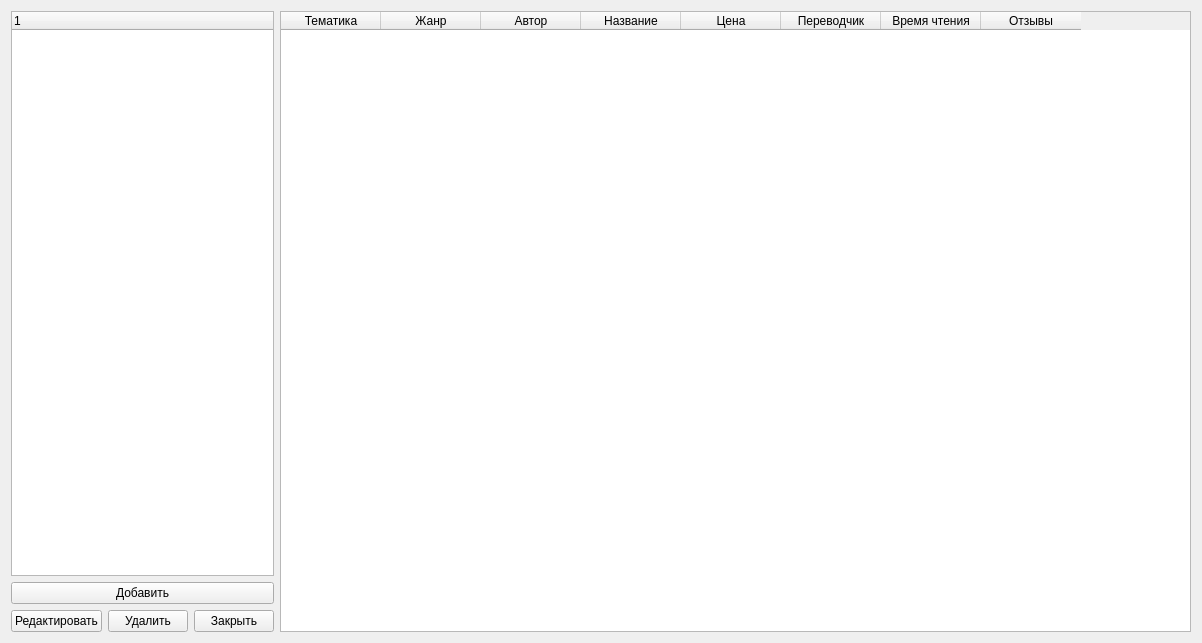
This is widget.ui in understanding12/project_library_0 as Qt 5 draws it before an edit. The edited form follows.
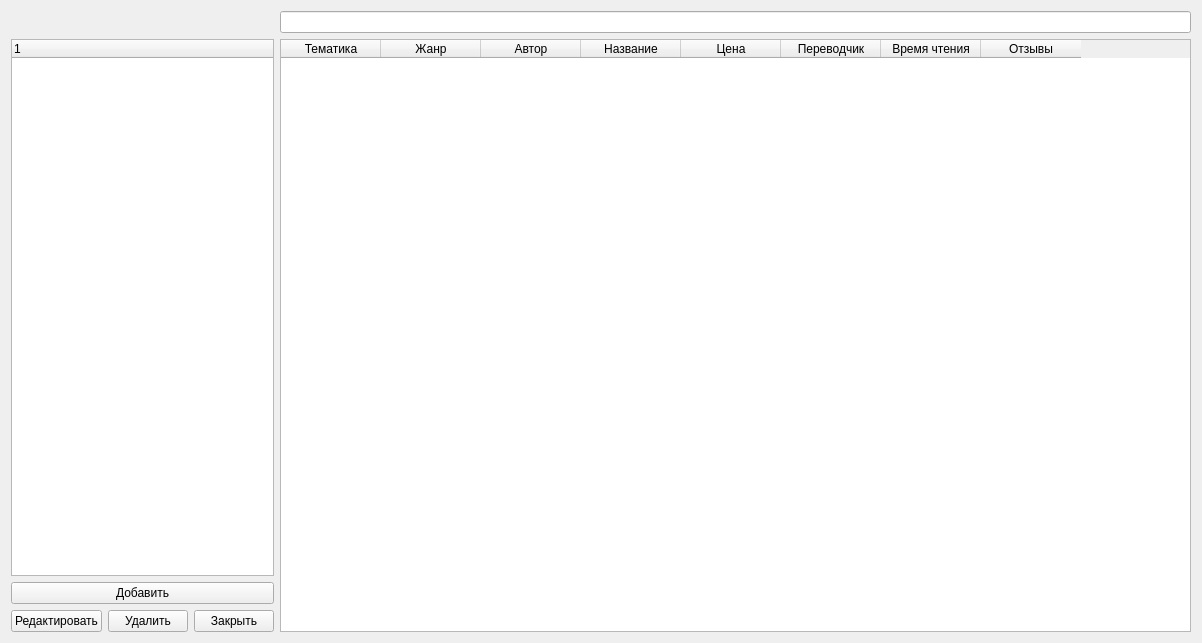
This is the edited form.

What changed in the file:
```diff
--- a/widget.ui
+++ b/widget.ui
@@ -13,8 +13,8 @@
   <property name="windowTitle">
    <string>Widget</string>
   </property>
-  <layout class="QHBoxLayout" name="horizontalLayout_2" stretch="10,60">
-   <item>
+  <layout class="QFormLayout" name="formLayout">
+   <item row="1" column="0">
     <layout class="QVBoxLayout" name="verticalLayout">
      <item>
       <widget class="QTreeWidget" name="treeWidget">
@@ -59,7 +59,7 @@
      </item>
     </layout>
    </item>
-   <item>
+   <item row="1" column="1">
     <widget class="QTableWidget" name="tableWidget">
      <column>
       <property name="text">
@@ -103,6 +103,9 @@
      </column>
     </widget>
    </item>
+   <item row="0" column="1">
+    <widget class="QLineEdit" name="searchLine"/>
+   </item>
   </layout>
  </widget>
  <resources/>
```
